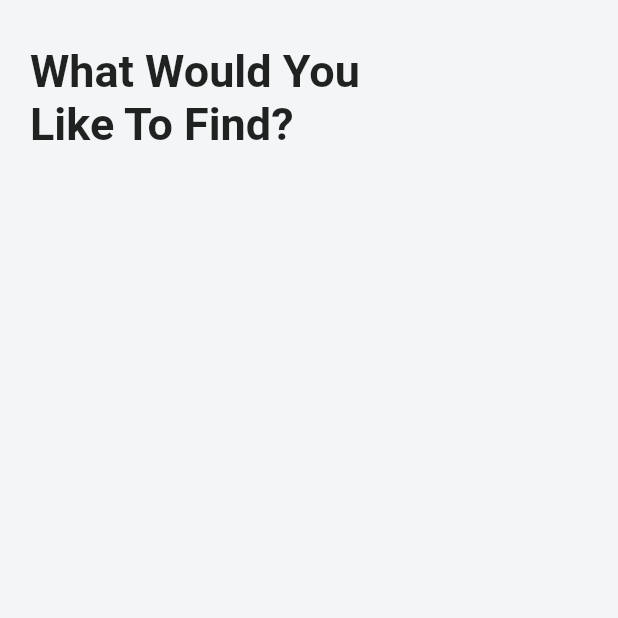
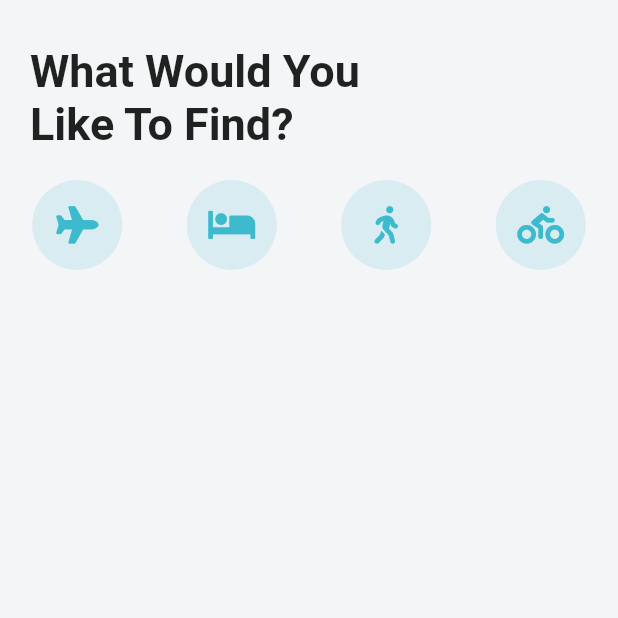
Before and after one commit to JBW7/flutter-apps, a Flutter app: the screen it shows after launch, on a phone screen of 412 x 824 dp, the top half of it. Run offline on Flutter 3.47's test engine with Material 2 defaults, Android fonts, the phone set to English and light mode, and no system bars; our stand-ins replace flutter_spinkit, font_awesome_flutter, math_expressions; missing offline and left inert: lipsum.

Commit message:
output buttons to screen

```diff
--- a/travel_app/lib/screens/home_screen.dart
+++ b/travel_app/lib/screens/home_screen.dart
@@ -15,6 +15,25 @@ class _HomeScreenState extends State<HomeScreen> {
     FontAwesomeIcons.biking,
   ];
 
+  // function to build each button
+  _buildIcon(int index) { // index used from list _icons
+    return Container( // used to control the overall shape and size of each button
+      height: 60.0,
+      width: 60.0,
+      decoration: BoxDecoration(
+        color: Theme.of(context).accentColor, // color of button
+        borderRadius: BorderRadius.circular(30.0) // shape of button (radius has to be 0.5 width to be a circle)
+      ),
+
+      child: Icon( // icon inside the button
+        _icons[index],
+        size: 25.0,
+        color: Theme.of(context).primaryColor,
+      ),
+
+    );
+  }
+
   @override
   Widget build(BuildContext context) {
     return Scaffold(
@@ -31,7 +50,26 @@ class _HomeScreenState extends State<HomeScreen> {
                   fontWeight: FontWeight.bold,
                 ),
               ),
-            )
+            ),
+
+            SizedBox(
+              height: 20.0, // give space between screen title and icons
+            ),
+
+            Row( // so that buttons is arranged in a single row
+              mainAxisAlignment: MainAxisAlignment.spaceAround, // adds even space between each button
+
+              children: _icons.asMap().entries.map<Widget>(
+                    (MapEntry map) => _buildIcon(map.key), // call the _buildIcon function to that all of the icons is outputed to the screen
+                  ).toList(),
+
+                // other way of outputing buttons onto screen however inefficient
+                //_buildIcon(0)
+                //_buildIcone(1)
+                //_buildIcone(1)
+                //_buildIcone(1)
+            ),
+
           ],
         ),
       )
```
